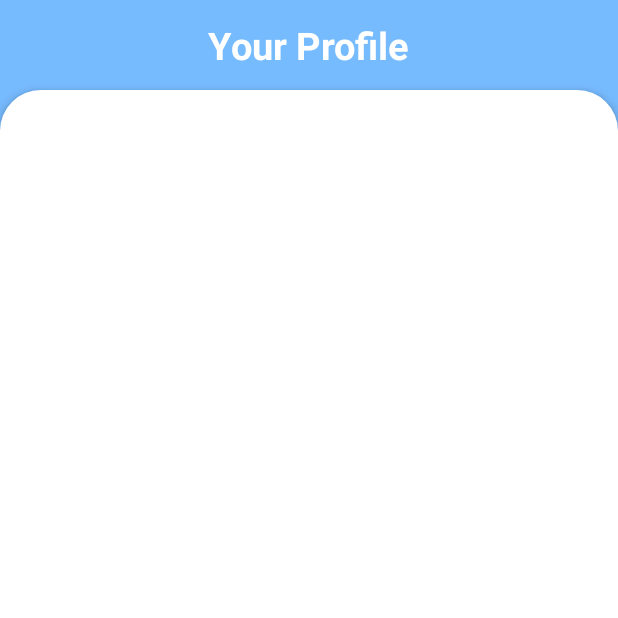
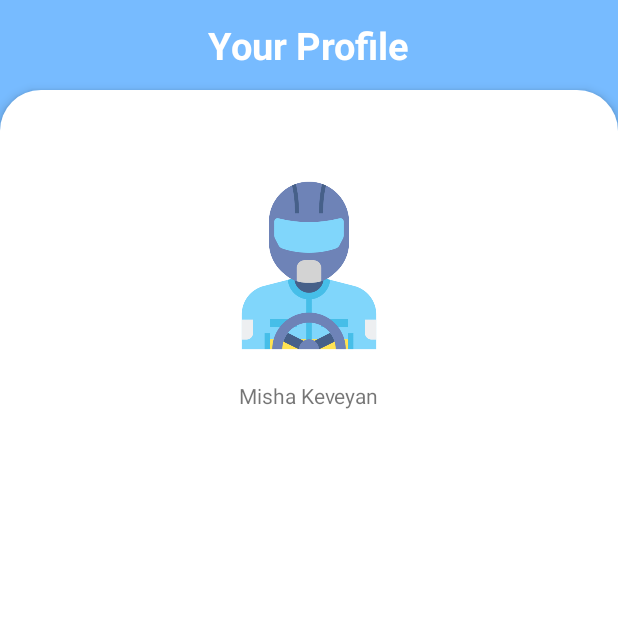
Before and after one commit to Mish9Keveyan/Drive_Smart, an Android app: the AccountActivity screen opened directly, with no data from a screen before it, on a phone screen of 412 x 824 dp, the top half of it. Run offline under Robolectric (Android 15) with nearby library versions, the light colour scheme and no system bars.

Commit message:
Start commit

```diff
--- a/app/src/main/AndroidManifest.xml
+++ b/app/src/main/AndroidManifest.xml
@@ -24,7 +24,7 @@
             android:name=".Activity_splash_screen"
             android:exported="true"
             android:noHistory="true"
-            android:screenOrientation="portrait">
+            android:screenOrientation="fullSensor">
             <intent-filter>
                 <action android:name="android.intent.action.MAIN" />
 
@@ -34,12 +34,12 @@
         <activity
             android:name=".ResultActivity"
             android:exported="false"
-            android:screenOrientation="portrait" />
+            android:screenOrientation="fullSensor" />
         <activity android:name=".TestOptionActivity" />
         <activity android:name=".Signs.TrafficSignsActivity" />
         <activity
             android:name=".Signs.FirstLevelActivity"
-            android:screenOrientation="portrait" />
+            android:screenOrientation="fullSensor" />
         <activity android:name=".Signs.SecondLevelActivity" />
         <activity
             android:name=".MainActivity"
--- a/app/src/main/java/com/example/learntodrive/RegisterActivity.java
+++ b/app/src/main/java/com/example/learntodrive/RegisterActivity.java
@@ -78,6 +78,12 @@ public class RegisterActivity extends AppCompatActivity {
 
 
         facebook = findViewById(R.id.facebook);
+        facebook.setOnClickListener(new View.OnClickListener() {
+            @Override
+            public void onClick(View view) {
+                signIn();
+            }
+        });
 
         GoogleSignInOptions gso = new GoogleSignInOptions.Builder(GoogleSignInOptions.DEFAULT_SIGN_IN)
                 .requestIdToken(getString(R.string.default_web_client_id))
--- a/app/src/main/res/layout/activity_account.xml
+++ b/app/src/main/res/layout/activity_account.xml
@@ -35,6 +35,27 @@
         app:layout_constraintStart_toStartOf="parent"
         app:layout_constraintTop_toTopOf="parent" >
 
+        <ImageView
+            android:id="@+id/imageView"
+            android:layout_width="125dp"
+            android:layout_height="114dp"
+            android:layout_marginTop="50dp"
+            android:layout_marginBottom="197dp"
+            app:layout_constraintBottom_toTopOf="@+id/textView6"
+            app:layout_constraintEnd_toEndOf="parent"
+            app:layout_constraintStart_toStartOf="parent"
+            app:layout_constraintTop_toTopOf="parent"
+            app:srcCompat="@drawable/three" />
+
+        <TextView
+            android:id="@+id/textView6"
+            android:layout_width="wrap_content"
+            android:layout_height="wrap_content"
+            android:layout_marginTop="20dp"
+            android:text="Misha Keveyan"
+            app:layout_constraintEnd_toEndOf="parent"
+            app:layout_constraintStart_toStartOf="parent"
+            app:layout_constraintTop_toBottomOf="@+id/imageView" />
     </androidx.constraintlayout.widget.ConstraintLayout>
 
 
```
